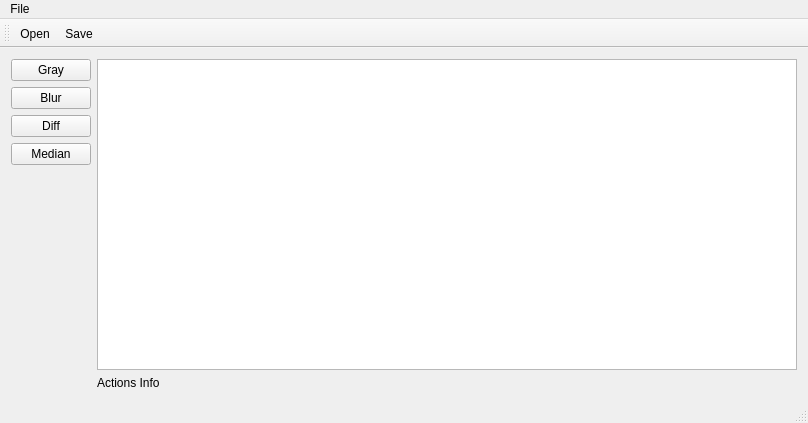
Before: the Qt Designer form GUI/mainwindow.ui in cstath/PPM-Filters, drawn with Qt 5.
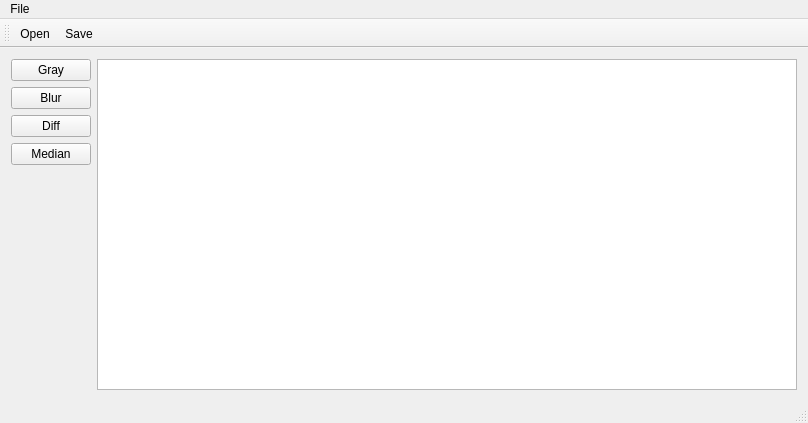
After: the same form once the commit is applied.

Commit message: Using statusbar to show action messages.

What changed in the file:
```diff
--- a/GUI/mainwindow.ui
+++ b/GUI/mainwindow.ui
@@ -68,13 +68,6 @@
       <item>
        <widget class="QGraphicsView" name="graphicsView"/>
       </item>
-      <item>
-       <widget class="QLabel" name="infoLabel">
-        <property name="text">
-         <string>Actions Info</string>
-        </property>
-       </widget>
-      </item>
      </layout>
     </item>
    </layout>
```
The commit also changes 1 other file.
